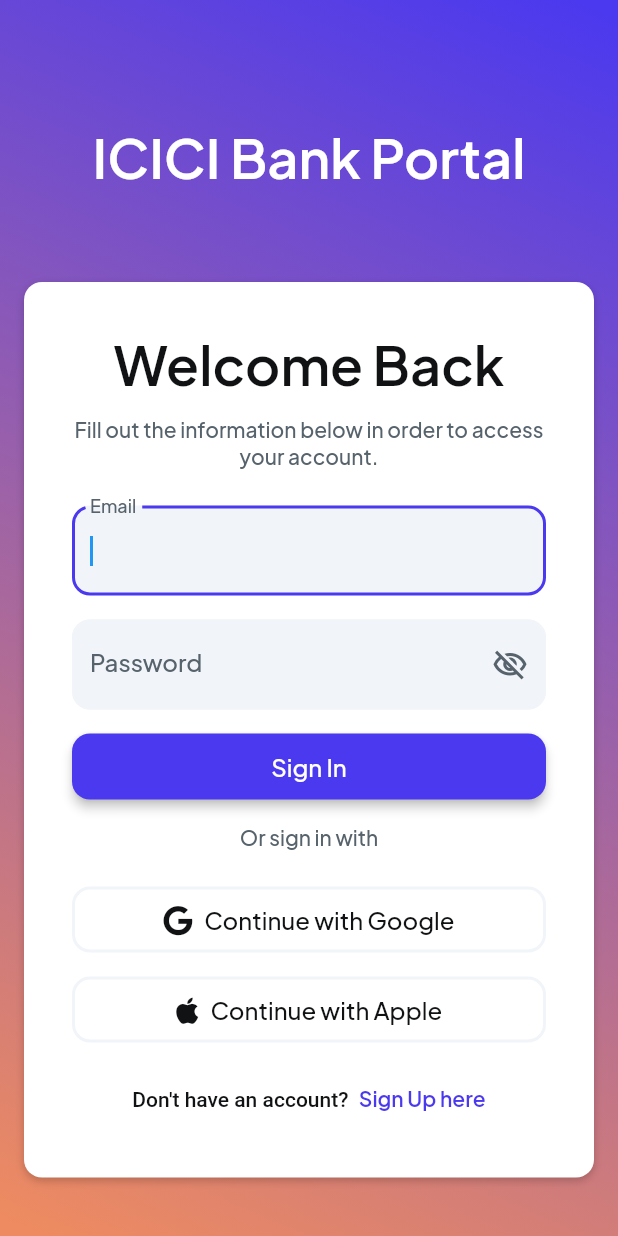
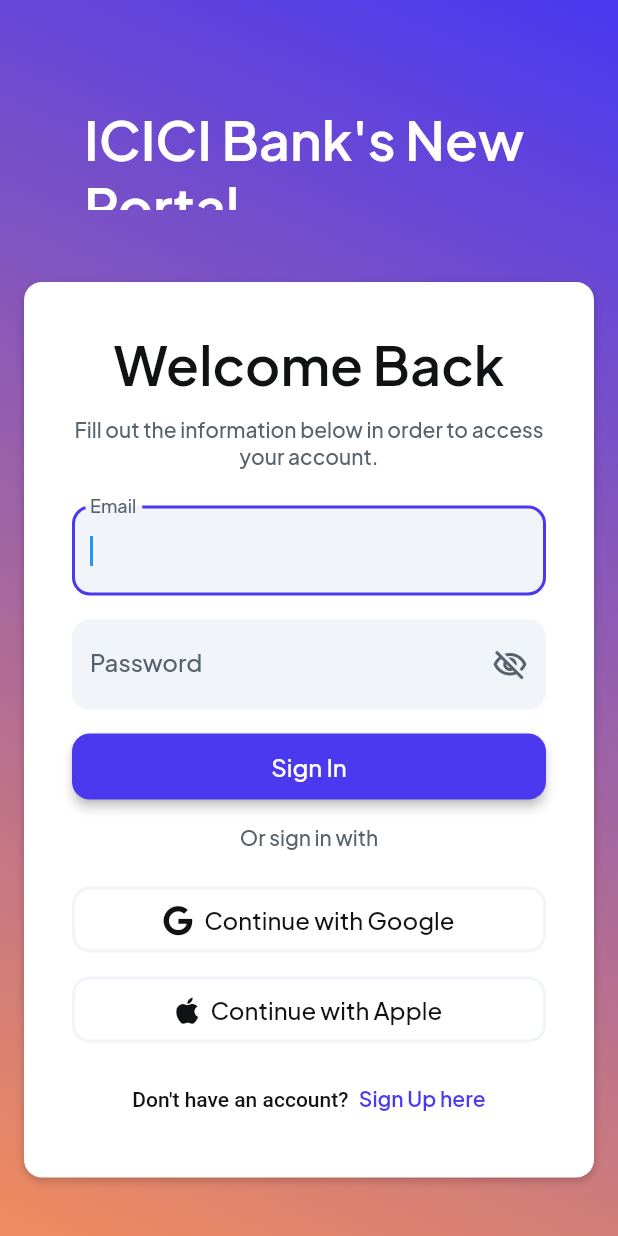
Before and after one commit to sanjeev-ff/devops-repo, a Flutter app: the screen it shows after launch, on a phone screen of 412 x 824 dp. Run offline on Flutter 3.47's test engine with Material 3 defaults, Android fonts, the phone set to English and light mode, and no system bars; drawn by our look-alikes of auto_size_text, flutter_animate; our stand-ins replace cached_network_image, font_awesome_flutter, from_css_color, go_router, google_fonts, page_transition and 3 more; missing offline and left inert: json_path; accounts and stored records are empty.

Commit message:
demo commit

```diff
--- a/lib/pages/login/login_widget.dart
+++ b/lib/pages/login/login_widget.dart
@@ -117,7 +117,7 @@
                     ),
                     alignment: AlignmentDirectional(0.0, 0.0),
                     child: Text(
-                      'ICICI Bank Portal',
+                      'ICICI Bank\'s New Portal',
                       style: FlutterFlowTheme.of(context).displaySmall.override(
                             fontFamily: 'Plus Jakarta Sans',
                             color: Colors.white,
```
